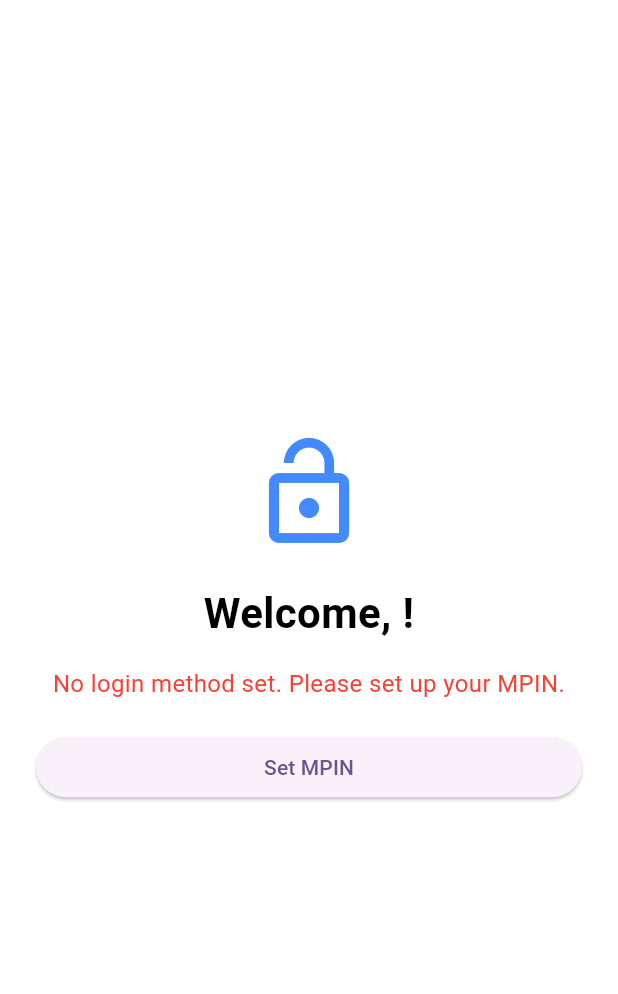
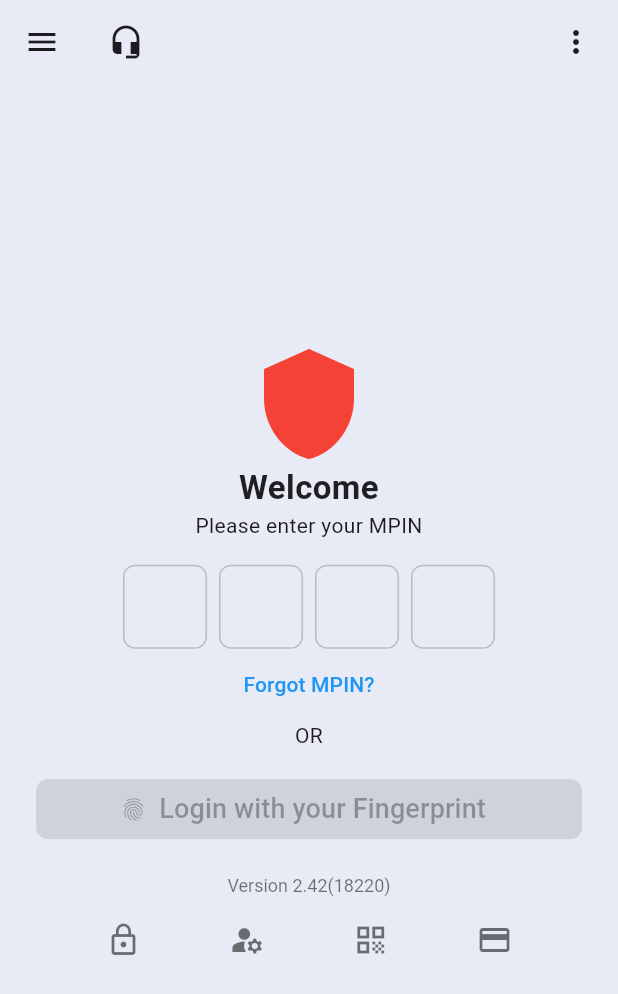
Before and after one commit to ArthanDeveloper/myapp, a Flutter app: the LoginWithMpinScreen screen opened directly, on a phone screen of 412 x 824 dp. Shown: the top 994 px of the screen. Run offline on Flutter 3.47's test engine with Material 3 defaults, Android fonts, the phone set to English and light mode, and no system bars; drawn by our look-alikes of pinput; our stand-ins replace confetti, dio, local_auth, location, retrofit, shared_preferences; missing offline and left inert: mobile_number; accounts and stored records are empty; generated files the repository leaves out were written again.

Commit message:
redesign login mpin page

```diff
--- a/lib/login_with_mpin_screen.dart
+++ b/lib/login_with_mpin_screen.dart
@@ -1,43 +1,37 @@
 import 'package:flutter/material.dart';
+import 'package:myapp/homepage.dart';
 import 'package:shared_preferences/shared_preferences.dart';
 import 'package:local_auth/local_auth.dart';
 import 'package:pinput/pinput.dart';
-import 'package:myapp/homepage.dart'; // Import the Homepage
-import 'package:myapp/set_mpin_screen.dart'; // Import for "Set MPIN" navigation
 
 class LoginWithMpinScreen extends StatefulWidget {
-  const LoginWithMpinScreen({super.key});
+  const LoginWithMpinScreen({Key? key}) : super(key: key);
 
   @override
-  State<LoginWithMpinScreen> createState() => _LoginWithMpinScreenState();
+  _LoginWithMpinScreenState createState() => _LoginWithMpinScreenState();
 }
 
 class _LoginWithMpinScreenState extends State<LoginWithMpinScreen> with SingleTickerProviderStateMixin {
   final LocalAuthentication auth = LocalAuthentication();
   final TextEditingController _mpinController = TextEditingController();
+  late AnimationController _animationController;
+  late Animation<double> _scaleAnimation;
+  late Animation<double> _opacityAnimation;
 
   String _customerName = 'User';
-  String _customerMobile = '';
-  bool _setMpinFlag = false;
   bool _setBiometricFlag = false;
   bool _canCheckBiometrics = false;
   bool _isAuthenticatingBiometric = false;
 
-  // For animation (simple unlocking safely animation)
-  late AnimationController _animationController;
-  late Animation<double> _scaleAnimation;
-  late Animation<double> _opacityAnimation;
-
   @override
   void initState() {
     super.initState();
-    _loadUserDataAndFlags();
+    _loadUserData();
     _checkBiometricsAvailability();
 
-    // Setup animation
     _animationController = AnimationController(
       vsync: this,
-      duration: const Duration(milliseconds: 800), // Adjust duration as needed
+      duration: const Duration(milliseconds: 800),
     );
     _scaleAnimation = Tween<double>(begin: 0.5, end: 1.0).animate(CurvedAnimation(
       parent: _animationController,
@@ -47,7 +41,7 @@ class _LoginWithMpinScreenState extends State<LoginWithMpinScreen> with SingleTi
       parent: _animationController,
       curve: Curves.easeIn,
     ));
-    _animationController.forward();
+    _animationController.forward(); // Trigger the animation
   }
 
   @override
@@ -57,12 +51,10 @@ class _LoginWithMpinScreenState extends State<LoginWithMpinScreen> with SingleTi
     super.dispose();
   }
 
-  Future<void> _loadUserDataAndFlags() async {
+  Future<void> _loadUserData() async {
     final prefs = await SharedPreferences.getInstance();
     setState(() {
       _customerName = prefs.getString('customerName') ?? 'User';
-      _customerMobile = prefs.getString('customerMobile') ?? ''; // Assuming you save this somewhere
-      _setMpinFlag = prefs.getBool('setMpin') ?? false;
       _setBiometricFlag = prefs.getBool('setBiometric') ?? false;
     });
     _checkLoginMethodAndProceed();
@@ -76,73 +68,36 @@ class _LoginWithMpinScreenState extends State<LoginWithMpinScreen> with SingleTi
       canCheckBiometricsResult = false;
       print("Error checking biometrics availability: $e");
     }
-    if (mounted) {
     setState(() {
       _canCheckBiometrics = canCheckBiometricsResult;
     });
   }
-  }
 
   Future<void> _checkLoginMethodAndProceed() async {
     if (_setBiometricFlag && _canCheckBiometrics) {
-      // Try biometric login automatically
-      await _authenticateBiometric(isAutoAttempt: true);
-    }
-    // If biometric is not set or fails, then prompt for MPIN if set
-    if (!_setBiometricFlag || (!_canCheckBiometrics && _setMpinFlag)) {
-      // This means we'll show the MPIN input by default if biometric isn't set or available
-      // No explicit action needed here, the UI will render accordingly.
+      // If biometric is enabled, authenticate
+      _authenticateBiometric();
     }
   }
-
-  Future<void> _authenticateBiometric({bool isAutoAttempt = false}) async {
-    if (_isAuthenticatingBiometric) return; // Prevent multiple auth attempts
+  Future<void> _authenticateBiometric() async {
   setState(() {
-      _isAuthenticatingBiometric = true;
+       _isAuthenticatingBiometric = true; // Stop API loading function
       });
     bool authenticated = false;
     try {
      authenticated = await auth.authenticate(
-        localizedReason: 'Authenticate to login',
+        localizedReason: 'Scan to authenticate',
         options: const AuthenticationOptions(
           stickyAuth: true,
         ),
       );
     } catch (e) {
       print("Error during biometric authentication: $e");
-      if (mounted && !isAutoAttempt) {
-        ScaffoldMessenger.of(context).showSnackBar(
-          const SnackBar(content: Text('Biometric authentication failed or cancelled.')),
-        );
     }
-    }
-    if (mounted) {
-      setState(() {
-        _isAuthenticatingBiometric = false;
-      });
-      if (authenticated) {
-        // On successful biometric login, navigate to Homepage
-        _navigateToHomepage();
-      }
-    }
-  }
-
-  void _verifyMpin() {
-    // TODO: Implement actual MPIN verification logic (e.g., send to backend)
-    // For now, any 4 digits will be considered successful
-    if (_mpinController.text.length == 4) {
-      _navigateToHomepage();
-    } else {
-      ScaffoldMessenger.of(context).showSnackBar(
-        const SnackBar(content: Text('Please enter a 4-digit MPIN.')),
-      );
-    }
-  }
-
-  void _navigateToHomepage() {
-    Navigator.of(context).pushAndRemoveUntil(
+    //Check to navigate and set to new page after biometric is loaded.
+    Navigator.pushReplacement(
+      context,
        MaterialPageRoute(builder: (context) => const Homepage()),
-      (Route<dynamic> route) => false,
    );
   }
 
@@ -159,12 +114,27 @@ class _LoginWithMpinScreenState extends State<LoginWithMpinScreen> with SingleTi
     );
 
     return Scaffold(
-      backgroundColor: Colors.white,
-      body: SafeArea(
+      backgroundColor: Color(0xFFE8EAF6),  // Set background color
+        appBar: AppBar(
+          leading: IconButton(
+          icon: Icon(Icons.menu), // Add a menu-like icon
+          onPressed: () {
+           Navigator.pop(context);//backpressed
+           },
+           ),
+          title: Row(   // Add a row to change the location and implement code
+          mainAxisAlignment: MainAxisAlignment.spaceBetween,
+          children: const [
+             Icon(Icons.headset_mic), //This for the call side on a help part
+               Icon(Icons.more_vert), //This is a settings or what not on the action code        ],
+       ),
+       elevation: 0,
+      backgroundColor: Colors.transparent,
+        ),
+      body: FadeTransition(
+        opacity: _opacityAnimation,
         child: ScaleTransition(
           scale: _scaleAnimation,
-          child: FadeTransition(
-            opacity: _opacityAnimation,
           child: Padding(
             padding: const EdgeInsets.symmetric(horizontal: 24.0),
             child: Column(
@@ -172,100 +142,89 @@ class _LoginWithMpinScreenState extends State<LoginWithMpinScreen> with SingleTi
               crossAxisAlignment: CrossAxisAlignment.stretch,
               children: <Widget>[
                 const Spacer(),
-                  // Animation or welcome icon
-                  const Icon(Icons.lock_open, size: 80, color: Colors.blueAccent), // Placeholder for unlocking animation
-                  const SizedBox(height: 20),
+                const Icon(
+                         Icons.shield, // Replace with new icon widget as needed
+                         size: 80.0,
+                         color: Colors.red,
+                         //Added this to a icon, so it is what code is
+                       ),
+                       // Text Add for what the names should be with it
+                       Text(
+                      'Welcome $_customerName',//Added to be part of the user prompt
+                        textAlign: TextAlign.center,
+                        style: const TextStyle(fontSize: 22, fontWeight: FontWeight.bold, color: Colors.black87), // Assuming size and bold style
+                       ),
 
                 Text(
-                    'Welcome, $_customerName!',
+                  'Please enter your MPIN',//Text in the Text Field
                   textAlign: TextAlign.center,
-                    style: const TextStyle(fontSize: 28, fontWeight: FontWeight.bold, color: Colors.black),
-                  ),
-                  const SizedBox(height: 16),
-
-                  // Conditional UI for MPIN or Biometric prompt
-                  if (_setBiometricFlag && _canCheckBiometrics) ...[
-                    // Biometric ready, waiting for auto-popup or manual click
-                    const Text(
-                      'Authenticate to proceed.',
-                      textAlign: TextAlign.center,
-                      style: TextStyle(fontSize: 16, color: Colors.grey),
-                    ),
-                    const SizedBox(height: 40),
-                    ElevatedButton.icon(
-                      onPressed: _isAuthenticatingBiometric ? null : () => _authenticateBiometric(),
-                      icon: _isAuthenticatingBiometric
-                          ? const SizedBox(width: 20, height: 20, child: CircularProgressIndicator(color: Colors.white, strokeWidth: 2))
-                          : const Icon(Icons.fingerprint),
-                      label: const Text('Login with Fingerprint', style: TextStyle(fontSize: 18)),
-                      style: ElevatedButton.styleFrom(
-                        padding: const EdgeInsets.symmetric(vertical: 16.0),
-                        backgroundColor: Colors.deepPurple, // Example color
-                        foregroundColor: Colors.white,
-                        shape: RoundedRectangleBorder(
-                          borderRadius: BorderRadius.circular(30.0),
-                        ),
-                      ),
-                    ),
-                    const SizedBox(height: 20),
-                    // Option to use MPIN if biometric is available but user wants to use MPIN
-                    TextButton(
-                      onPressed: () {
-                        setState(() {
-                          _setBiometricFlag = false; // Temporarily disable biometric flow to show MPIN
-                        });
-                      },
-                      child: const Text('Use MPIN instead', style: TextStyle(color: Colors.blue)),
-                    ),
-                  ] else if (_setMpinFlag) ...[
-                    // MPIN is set, prompt for MPIN
-                    const Text(
-                      'Please enter your MPIN',
-                      textAlign: TextAlign.center,
-                      style: TextStyle(fontSize: 16, color: Colors.grey),
-                    ),
-                    const SizedBox(height: 40),
+                ),//Text field that will show
+                const SizedBox(height: 16), // Spacing between widgets
                         Pinput(
                         controller: _mpinController,
                         length: 4,
-                      obscureText: true,
+                      obscureText: true, // hide input digits, to increase auths
                       defaultPinTheme: defaultPinTheme,
                        focusedPinTheme: defaultPinTheme.copyDecorationWith(
                        border: Border.all(color: Colors.blue),
                        ),
-                      onCompleted: (pin) => _verifyMpin(),
-                      validator: (s) {
-                        if (s == null || s.length != 4) {
-                          return 'Enter 4-digit MPIN';
-                        }
-                        return null;
-                      },
+                    // onCompleted: (pin) => _verifyOtp(), // Call verify when it all completed
                         ),
-                    const SizedBox(height: 20),
-                    TextButton(
-                      onPressed: () {
-                        // TODO: Implement Forgot MPIN logic
-                      },
-                      child: const Text('Forgot MPIN?', style: TextStyle(color: Colors.blue)),
+                         Align(
+                    alignment: Alignment.center, // Use the correct align
+                    child: TextButton(
+                    onPressed: () {},
+                     child: const Text('Forgot MPIN?', style: TextStyle(color: Colors.blue)),//Text at login page design
                       ),
-                  ] else ...[
-                    // Neither MPIN nor Biometric is set, navigate to set MPIN or show an error
-                    const Text(
-                      'No login method set. Please set up your MPIN.',
-                      textAlign: TextAlign.center,
-                      style: TextStyle(fontSize: 16, color: Colors.red),
                     ),
-                    const SizedBox(height: 20),
-                    ElevatedButton(
-                      onPressed: () {
-                        // Navigate to set MPIN screen
-                        Navigator.of(context).pushReplacement(
-                          MaterialPageRoute(builder: (context) => const SetMpinScreen()),
-                        );
-                      },
-                      child: const Text('Set MPIN'),
+
+                   const Text('OR' ,textAlign: TextAlign.center,),
+
+               Padding(
+                padding: const EdgeInsets.symmetric(vertical: 15.0), child:         ElevatedButton.icon(
+                icon: Icon(Icons.fingerprint),
+                label: const Text('Login with your Fingerprint', style: TextStyle(fontSize: 18)),
+                onPressed: _canCheckBiometrics ? _authenticateBiometric : null,
+                style: ElevatedButton.styleFrom(
+                  backgroundColor: Colors.red[100],
+                  foregroundColor: Colors.black54,
+                  shape: RoundedRectangleBorder(
+                    borderRadius: BorderRadius.circular(8.0),
+                  ),
+                ),    ),
+          ),
+
+         SizedBox( height:5),//Bottom naviagte and text
+             Align(
+               alignment: Alignment.bottomCenter,
+            child:RichText(text: TextSpan(
+            text: 'Version 2.42(18220)',
+               style: TextStyle(fontSize: 12, color: Colors.black54),
+                  )),
+                 ),
+                 SizedBox( height:5),
+         Row( //Bottom icon Row
+                  mainAxisAlignment: MainAxisAlignment.spaceEvenly,
+             children: [
+               IconButton(
+                  icon: const Icon(Icons.lock_outline,color: Colors.black54),
+                   onPressed: () {},
+                ),
+              IconButton(
+                icon: const Icon(Icons.manage_accounts,color: Colors.black54),
+                onPressed: () {},
+                 ),
+              IconButton(
+                icon: const Icon(Icons.qr_code,color: Colors.black54),
+               onPressed: () {},
+              ),
+              IconButton(
+               icon: const Icon(Icons.credit_card,color: Colors.black54),
+                   onPressed: () {},
               ),
              ],
+           ),
+
                  const Spacer(),
                 ],
               ),
```
Also changed, not shown: lib/loan_details_screen.dart (deleted, +0 -120 lines). Lines whose indentation alone changed are shown as unchanged.
